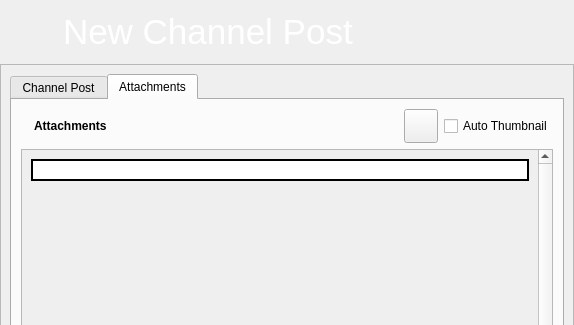
First picture: the form in retroshare-gui/src/gui/channels/CreateChannelMsg.ui, repository RetroShare/RetroShare, before the edit; both pictures show x 0 to 574 and y 0 to 325 of the 574 by 479 pixel window.
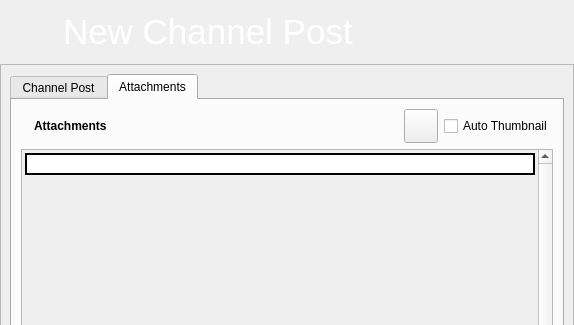
Second picture: the form after the edit. The open tabs and pages were chosen to show the change. Icons and pictures are not drawn.

Diff of the .ui file:
```diff
--- a/retroshare-gui/src/gui/channels/CreateChannelMsg.ui
+++ b/retroshare-gui/src/gui/channels/CreateChannelMsg.ui
@@ -353,10 +353,22 @@
                <x>0</x>
                <y>0</y>
                <width>511</width>
-               <height>277</height>
+               <height>28</height>
               </rect>
              </property>
+             <property name="sizePolicy">
+              <sizepolicy hsizetype="Preferred" vsizetype="Fixed">
+               <horstretch>0</horstretch>
+               <verstretch>0</verstretch>
+              </sizepolicy>
+             </property>
              <layout class="QVBoxLayout" name="verticalLayout">
+              <property name="spacing">
+               <number>3</number>
+              </property>
+              <property name="margin">
+               <number>3</number>
+              </property>
               <item>
                <widget class="QFrame" name="fileFrame">
                 <property name="minimumSize">
@@ -388,19 +400,6 @@
                 </layout>
                </widget>
               </item>
-              <item>
-               <spacer name="verticalSpacer">
-                <property name="orientation">
-                 <enum>Qt::Vertical</enum>
-                </property>
-                <property name="sizeHint" stdset="0">
-                 <size>
-                  <width>438</width>
-                  <height>137</height>
-                 </size>
-                </property>
-               </spacer>
-              </item>
              </layout>
             </widget>
            </widget>
```
Left out of the diff: 8 changed lines with no effect on the pictures.
